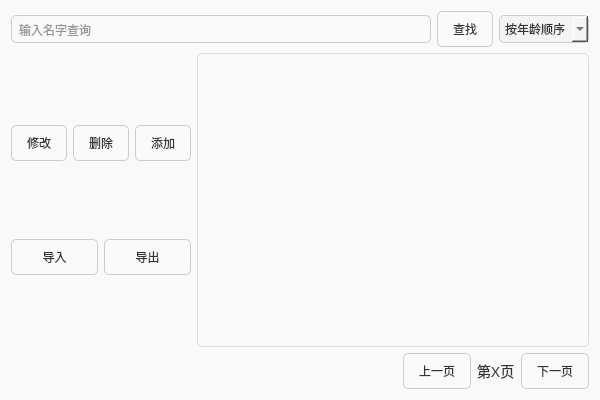
Old version of the form doctorview.ui in the repository zhuguotiao/Lab.
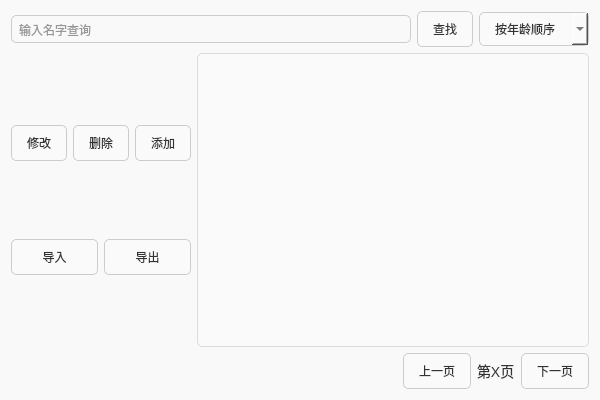
New version of the form. Icons and pictures are not drawn.

```diff
--- a/doctorview.ui
+++ b/doctorview.ui
@@ -77,12 +77,7 @@
       <widget class="QComboBox" name="orderCombo">
        <property name="styleSheet">
         <string notr="true">
-       QComboBox {
-          background-color: #f4f4f4;
-          border-radius: 5px;
-          padding: 5px;
-		border: 1px solid #ccc;
-         }
+      
 </string>
        </property>
        <item>
```
Left out of the diff: 20 changed lines with no effect on the pictures.
